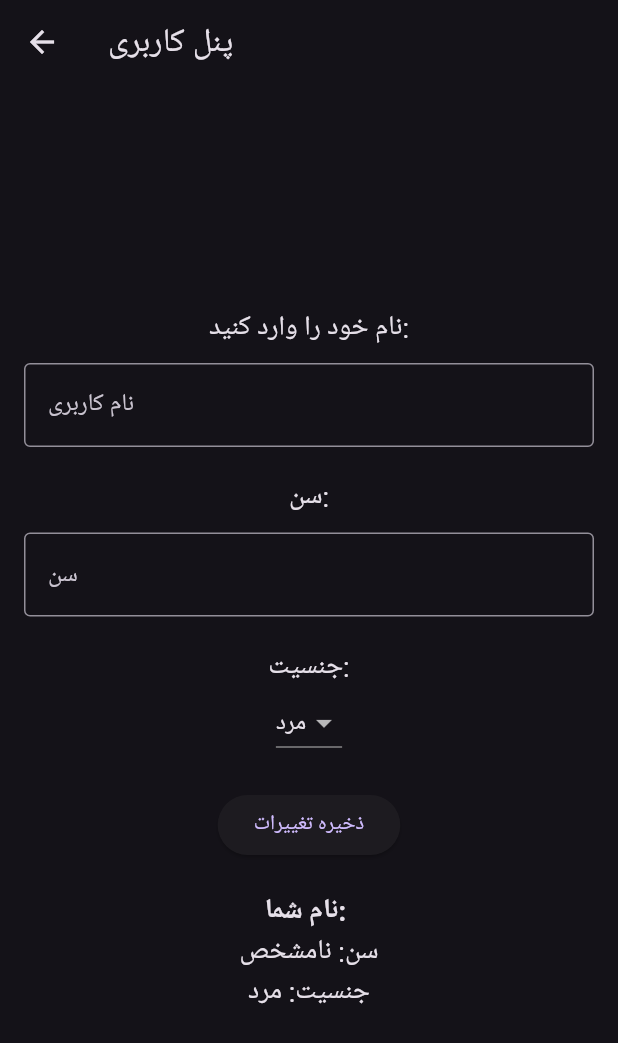
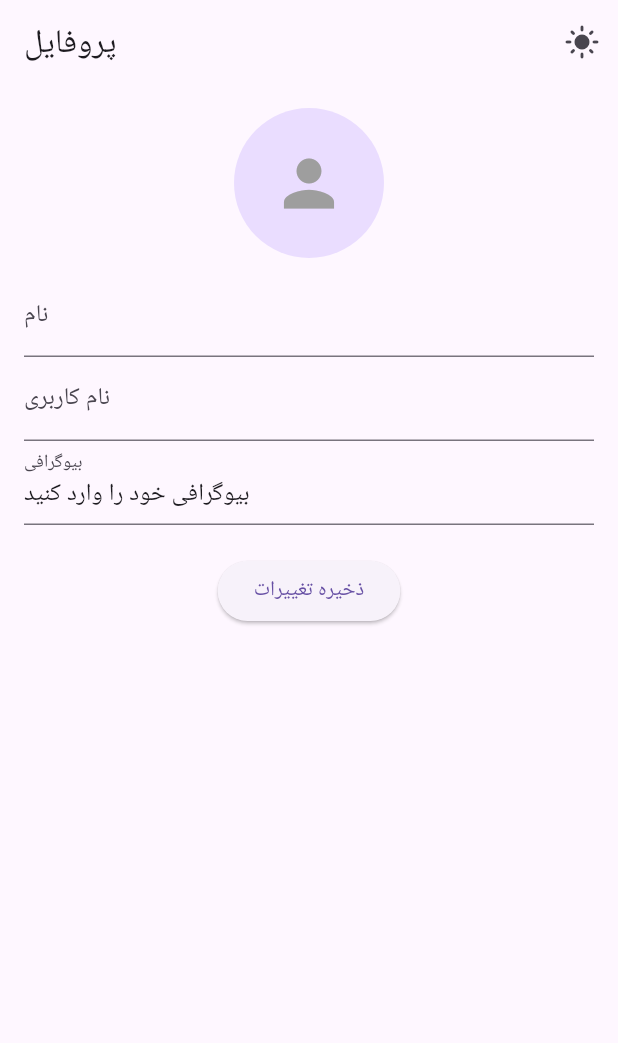
Before and after one commit to mremi20/nofap_tracker, a Flutter app: the screen it shows after launch, after a tap on the "person" icon, on a phone screen of 412 x 824 dp. Shown: the top 1043 px of the screen. Run offline on Flutter 3.47's test engine with Material 3 defaults, Android fonts, the phone set to English and light mode, and no system bars; our stand-ins replace image_picker, shared_preferences.

Commit message:
اصلاحات در صفحه پروفایل و به‌روزرسانی پکیج‌ها

```diff
--- a/lib/profile_screen.dart
+++ b/lib/profile_screen.dart
@@ -1,19 +1,19 @@
 import 'package:flutter/material.dart';
 import 'package:shared_preferences/shared_preferences.dart';
+import 'package:image_picker/image_picker.dart';
+import 'dart:io';
 
 class ProfileScreen extends StatefulWidget {
-  const ProfileScreen({super.key});
-
   @override
   _ProfileScreenState createState() => _ProfileScreenState();
 }
 
 class _ProfileScreenState extends State<ProfileScreen> {
-  TextEditingController _nameController = TextEditingController();
-  TextEditingController _ageController = TextEditingController();
-  String username = "";
-  String gender = "مرد";
-  int age = 0;
+  TextEditingController nameController = TextEditingController();
+  TextEditingController usernameController = TextEditingController();
+  TextEditingController bioController = TextEditingController();
+  String profileImagePath = "";
+  bool isDarkMode = false;
 
   @override
   void initState() {
@@ -21,115 +21,99 @@ class _ProfileScreenState extends State<ProfileScreen> {
     _loadUserData();
   }
 
-  // 📌 خواندن اطلاعات از SharedPreferences
-  void _loadUserData() async {
-    final prefs = await SharedPreferences.getInstance();
+  // لود کردن اطلاعات ذخیره‌شده
+  Future<void> _loadUserData() async {
+    SharedPreferences prefs = await SharedPreferences.getInstance();
     setState(() {
-      username = prefs.getString('username') ?? "";
-      age = prefs.getInt('age') ?? 0;
-      gender = prefs.getString('gender') ?? "مرد";
-      _nameController.text = username;
-      _ageController.text = age > 0 ? age.toString() : "";
+      nameController.text = prefs.getString('name') ?? "کاربر";
+      usernameController.text = prefs.getString('username') ?? "username";
+      bioController.text =
+          prefs.getString('bio') ?? "بیوگرافی خود را وارد کنید";
+      profileImagePath = prefs.getString('profileImage') ?? "";
+      isDarkMode = prefs.getBool('darkMode') ?? false;
     });
   }
 
-  // 📌 ذخیره اطلاعات کاربر
-  void _saveUserData() async {
-    final prefs = await SharedPreferences.getInstance();
-    String newUsername = _nameController.text;
-    int newAge = int.tryParse(_ageController.text) ?? 0;
+  // ذخیره اطلاعات کاربر
+  Future<void> _saveUserData() async {
+    SharedPreferences prefs = await SharedPreferences.getInstance();
+    prefs.setString('name', nameController.text);
+    prefs.setString('username', usernameController.text);
+    prefs.setString('bio', bioController.text);
+    prefs.setString('profileImage', profileImagePath);
+    prefs.setBool('darkMode', isDarkMode);
+  }
 
-    await prefs.setString('username', newUsername);
-    await prefs.setInt('age', newAge);
-    await prefs.setString('gender', gender);
+  // تغییر عکس پروفایل
+  Future<void> _pickImage() async {
+    final pickedFile =
+        await ImagePicker().pickImage(source: ImageSource.gallery);
+    if (pickedFile != null) {
+      setState(() {
+        profileImagePath = pickedFile.path;
+      });
+      _saveUserData();
+    }
+  }
 
+  // تغییر تم دارک و لایت
+  void _toggleDarkMode() async {
     setState(() {
-      username = newUsername;
-      age = newAge;
+      isDarkMode = !isDarkMode;
     });
-
-    // 📌 نمایش پیام ذخیره شدن اطلاعات
-    ScaffoldMessenger.of(context).showSnackBar(
-      SnackBar(
-        content: Text("اطلاعات ذخیره شد ✅"),
-        duration: Duration(seconds: 2),
-      ),
-    );
+    _saveUserData();
   }
 
   @override
   Widget build(BuildContext context) {
-    return Scaffold(
-      appBar: AppBar(title: const Text("پنل کاربری")),
+    return MaterialApp(
+      theme: isDarkMode ? ThemeData.dark() : ThemeData.light(),
+      home: Scaffold(
+        appBar: AppBar(
+          title: Text("پروفایل"),
+          actions: [
+            IconButton(
+              icon: Icon(isDarkMode ? Icons.dark_mode : Icons.light_mode),
+              onPressed: _toggleDarkMode,
+            )
+          ],
+        ),
         body: Padding(
           padding: const EdgeInsets.all(16.0),
           child: Column(
-          mainAxisAlignment: MainAxisAlignment.center,
             children: [
-            const Text(
-              "نام خود را وارد کنید:",
-              style: TextStyle(fontSize: 18),
-            ),
-            const SizedBox(height: 10),
-            TextField(
-              controller: _nameController,
-              decoration: const InputDecoration(
-                border: OutlineInputBorder(),
-                labelText: "نام کاربری",
+              GestureDetector(
+                onTap: _pickImage,
+                child: CircleAvatar(
+                  radius: 50,
+                  backgroundImage: profileImagePath.isNotEmpty
+                      ? FileImage(File(profileImagePath))
+                      : null,
+                  child: profileImagePath.isEmpty
+                      ? Icon(Icons.person, size: 50, color: Colors.grey)
+                      : null,
                 ),
               ),
-            const SizedBox(height: 20),
-            const Text(
-              "سن:",
-              style: TextStyle(fontSize: 18),
+              SizedBox(height: 10),
+              TextField(
+                controller: nameController,
+                decoration: InputDecoration(labelText: "نام"),
               ),
-            const SizedBox(height: 10),
               TextField(
-              controller: _ageController,
-              keyboardType: TextInputType.number,
-              decoration: const InputDecoration(
-                border: OutlineInputBorder(),
-                labelText: "سن",
+                controller: usernameController,
+                decoration: InputDecoration(labelText: "نام کاربری"),
               ),
+              TextField(
+                controller: bioController,
+                decoration: InputDecoration(labelText: "بیوگرافی"),
               ),
-            const SizedBox(height: 20),
-            const Text(
-              "جنسیت:",
-              style: TextStyle(fontSize: 18),
-            ),
-            DropdownButton<String>(
-              value: gender,
-              items: ["مرد", "زن"].map((String value) {
-                return DropdownMenuItem<String>(
-                  value: value,
-                  child: Text(value),
-                );
-              }).toList(),
-              onChanged: (newValue) {
-                setState(() {
-                  gender = newValue!;
-                });
-              },
-            ),
-            const SizedBox(height: 20),
+              SizedBox(height: 20),
               ElevatedButton(
                 onPressed: _saveUserData,
-              child: const Text("ذخیره تغییرات"),
+                child: Text("ذخیره تغییرات"),
+              )
+            ],
           ),
-            const SizedBox(height: 20),
-            Text(
-              "نام شما: $username",
-              style: const TextStyle(fontSize: 18, fontWeight: FontWeight.bold),
-            ),
-            Text(
-              "سن: ${age > 0 ? age : "نامشخص"}",
-              style: const TextStyle(fontSize: 18),
-            ),
-            Text(
-              "جنسیت: $gender",
-              style: const TextStyle(fontSize: 18),
-            ),
-          ],
         ),
       ),
     );
--- a/pubspec.yaml
+++ b/pubspec.yaml
@@ -26,6 +26,7 @@ dependencies:
   # فونت‌های زیبا
   google_fonts: ^6.1.0
   fl_chart: 0.63.0
+  image_picker: ^1.1.2
 
 dev_dependencies:
   flutter_test:
```
Also changed, not shown: pubspec.lock, 5 other files. Lines whose indentation alone changed are shown as unchanged.
